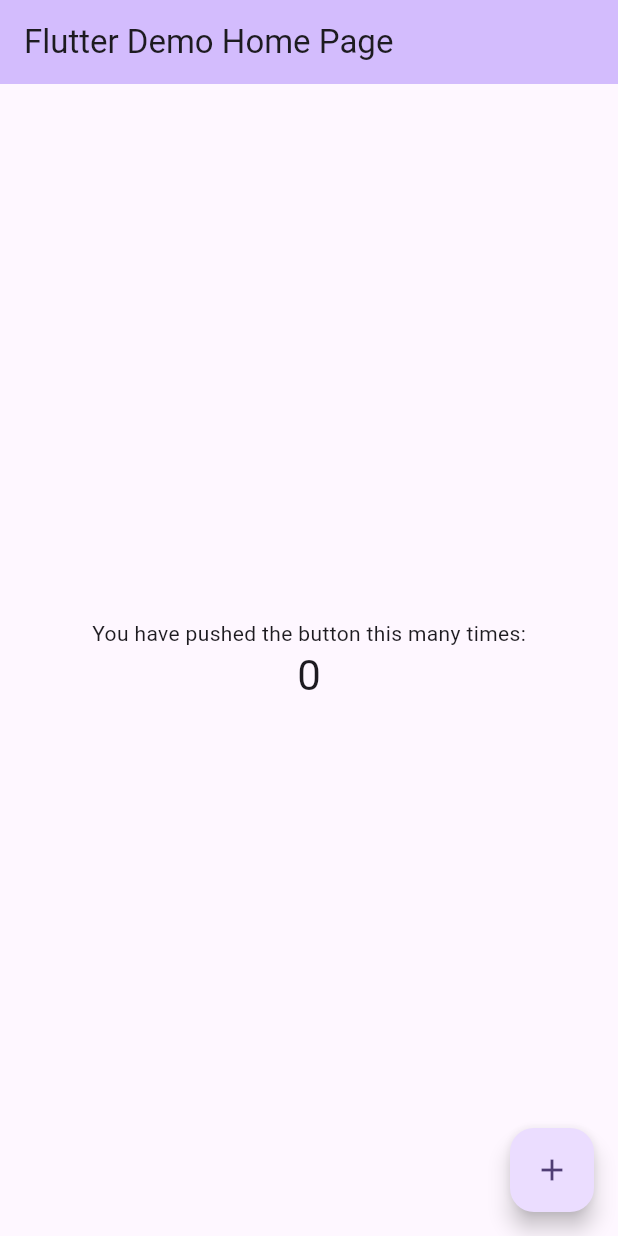
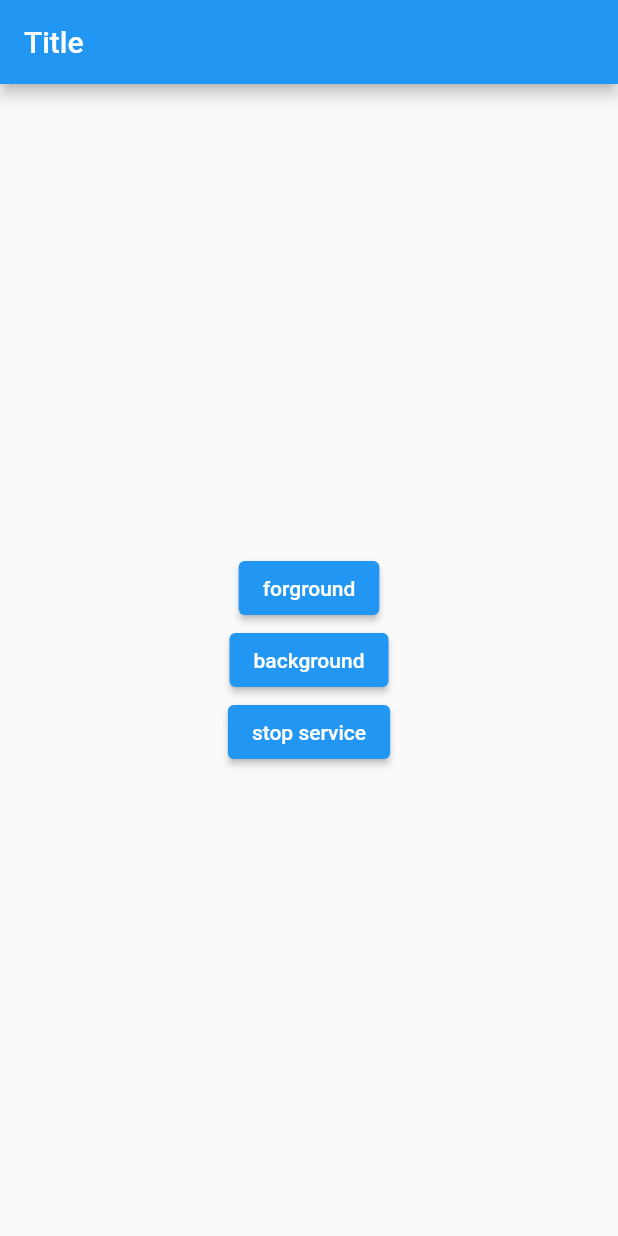
Before and after one commit to hemantjamdev/onesec, a Flutter app: the screen it shows after launch, on a phone screen of 412 x 824 dp. Run offline on Flutter 3.47's test engine with Material 2 defaults, Android fonts, the phone set to English and light mode, and no system bars; our stand-ins replace permission_handler; missing offline and left inert: flutter_background_service, flutter_background_service_android.

Commit message:
backgruond services

```diff
--- a/lib/main.dart
+++ b/lib/main.dart
@@ -1,125 +1,105 @@
+import 'dart:async';
+import 'dart:developer';
+
 import 'package:flutter/material.dart';
+import 'package:flutter_background_service/flutter_background_service.dart';
+import 'package:flutter_background_service_android/flutter_background_service_android.dart';
+import 'package:permission_handler/permission_handler.dart';
 
-void main() {
+void main() async {
+  WidgetsFlutterBinding.ensureInitialized();
+  await initializeService();
+
   runApp(const MyApp());
 }
 
+Future initializeService() async {
+  final service = FlutterBackgroundService();
+  service.configure(
+    iosConfiguration: IosConfiguration(),
+    androidConfiguration: AndroidConfiguration(
+      onStart: onStart,
+      isForegroundMode: true,
+      autoStartOnBoot: true,
+    ),
+  );
+  await service.startService();
+}
+
+@pragma('vm:entry-point')
+void onStart(ServiceInstance service) {
+  if (service is AndroidServiceInstance) {
+    service.on("setAsForegroundService").listen((event) {
+      service.setAsForegroundService();
+    });
+    service.on("setAsBackgroundService").listen((event) {
+      service.setAsBackgroundService();
+    });
+    service.on("stopSelf").listen((event) {
+      service.stopSelf();
+    });
+    Timer.periodic(const Duration(seconds: 1), (timer) async {
+      // if () {
+      service.setForegroundNotificationInfo(
+        title: "hemant service",
+        content: "updating at every 2 second ${DateTime.now()}",
+      );
+      log("-----> running <------");
+    });
+  }
+}
+
 class MyApp extends StatelessWidget {
-  const MyApp({super.key});
+  const MyApp({Key? key}) : super(key: key);
 
-  // This widget is the root of your application.
   @override
   Widget build(BuildContext context) {
-    return MaterialApp(
-      title: 'Flutter Demo',
-      theme: ThemeData(
-        // This is the theme of your application.
-        //
-        // TRY THIS: Try running your application with "flutter run". You'll see
-        // the application has a blue toolbar. Then, without quitting the app,
-        // try changing the seedColor in the colorScheme below to Colors.green
-        // and then invoke "hot reload" (save your changes or press the "hot
-        // reload" button in a Flutter-supported IDE, or press "r" if you used
-        // the command line to start the app).
-        //
-        // Notice that the counter didn't reset back to zero; the application
-        // state is not lost during the reload. To reset the state, use hot
-        // restart instead.
-        //
-        // This works for code too, not just values: Most code changes can be
-        // tested with just a hot reload.
-        colorScheme: ColorScheme.fromSeed(seedColor: Colors.deepPurple),
-        useMaterial3: true,
-      ),
-      home: const MyHomePage(title: 'Flutter Demo Home Page'),
+    return const MaterialApp(
+      debugShowCheckedModeBanner: false,
+      home: HomePage(),
     );
   }
 }
 
-class MyHomePage extends StatefulWidget {
-  const MyHomePage({super.key, required this.title});
-
-  // This widget is the home page of your application. It is stateful, meaning
-  // that it has a State object (defined below) that contains fields that affect
-  // how it looks.
-
-  // This class is the configuration for the state. It holds the values (in this
-  // case the title) provided by the parent (in this case the App widget) and
-  // used by the build method of the State. Fields in a Widget subclass are
-  // always marked "final".
-
-  final String title;
-
-  @override
-  State<MyHomePage> createState() => _MyHomePageState();
-}
-
-class _MyHomePageState extends State<MyHomePage> {
-  int _counter = 0;
-
-  void _incrementCounter() {
-    setState(() {
-      // This call to setState tells the Flutter framework that something has
-      // changed in this State, which causes it to rerun the build method below
-      // so that the display can reflect the updated values. If we changed
-      // _counter without calling setState(), then the build method would not be
-      // called again, and so nothing would appear to happen.
-      _counter++;
-    });
-  }
+class HomePage extends StatelessWidget {
+  const HomePage({Key? key}) : super(key: key);
 
   @override
   Widget build(BuildContext context) {
-    // This method is rerun every time setState is called, for instance as done
-    // by the _incrementCounter method above.
-    //
-    // The Flutter framework has been optimized to make rerunning build methods
-    // fast, so that you can just rebuild anything that needs updating rather
-    // than having to individually change instances of widgets.
+//final permissio=Permission.notification.request();
+    Permission.notification.request();
+
+    String text = "stop service";
     return Scaffold(
-      appBar: AppBar(
-        // TRY THIS: Try changing the color here to a specific color (to
-        // Colors.amber, perhaps?) and trigger a hot reload to see the AppBar
-        // change color while the other colors stay the same.
-        backgroundColor: Theme.of(context).colorScheme.inversePrimary,
-        // Here we take the value from the MyHomePage object that was created by
-        // the App.build method, and use it to set our appbar title.
-        title: Text(widget.title),
-      ),
+      appBar: AppBar(title: const Text("Title")),
       body: Center(
-        // Center is a layout widget. It takes a single child and positions it
-        // in the middle of the parent.
         child: Column(
-          // Column is also a layout widget. It takes a list of children and
-          // arranges them vertically. By default, it sizes itself to fit its
-          // children horizontally, and tries to be as tall as its parent.
-          //
-          // Column has various properties to control how it sizes itself and
-          // how it positions its children. Here we use mainAxisAlignment to
-          // center the children vertically; the main axis here is the vertical
-          // axis because Columns are vertical (the cross axis would be
-          // horizontal).
-          //
-          // TRY THIS: Invoke "debug painting" (choose the "Toggle Debug Paint"
-          // action in the IDE, or press "p" in the console), to see the
-          // wireframe for each widget.
           mainAxisAlignment: MainAxisAlignment.center,
-          children: <Widget>[
-            const Text(
-              'You have pushed the button this many times:',
-            ),
-            Text(
-              '$_counter',
-              style: Theme.of(context).textTheme.headlineMedium,
-            ),
+          children: [
+            ElevatedButton(
+                onPressed: () {
+                  FlutterBackgroundService().invoke("setAsForegroundService");
+                },
+                child: const Text("forground")),
+            ElevatedButton(
+                onPressed: () {
+                  FlutterBackgroundService().invoke("setAsBackgroundService");
+                },
+                child: const Text("background")),
+            ElevatedButton(
+                onPressed: () async {
+                  final service = FlutterBackgroundService();
+                  if (await service.isRunning()) {
+                    FlutterBackgroundService().invoke("stopSelf");
+                    text = "start service";
+                  } else {
+                    service.startService();
+                  }
+                },
+                child: Text(text)),
           ],
         ),
       ),
-      floatingActionButton: FloatingActionButton(
-        onPressed: _incrementCounter,
-        tooltip: 'Increment',
-        child: const Icon(Icons.add),
-      ), // This trailing comma makes auto-formatting nicer for build methods.
     );
   }
 }
--- /dev/null
+++ b/lib/screens/home_page.dart
@@ -0,0 +1,12 @@
+import 'package:flutter/material.dart';
+class HomePage extends StatelessWidget {
+  const HomePage({Key? key}) : super(key: key);
+
+  @override
+  Widget build(BuildContext context) {
+    return Scaffold(
+    appBar: AppBar(title:Text("Home page")),
+    body: Container(),
+    );
+  }
+}
```
Also changed, not shown: lib/background_services/background_services.dart (added), lib/onesec_app.dart (added), lib/screens/app_list.dart (added), 6 other files.
